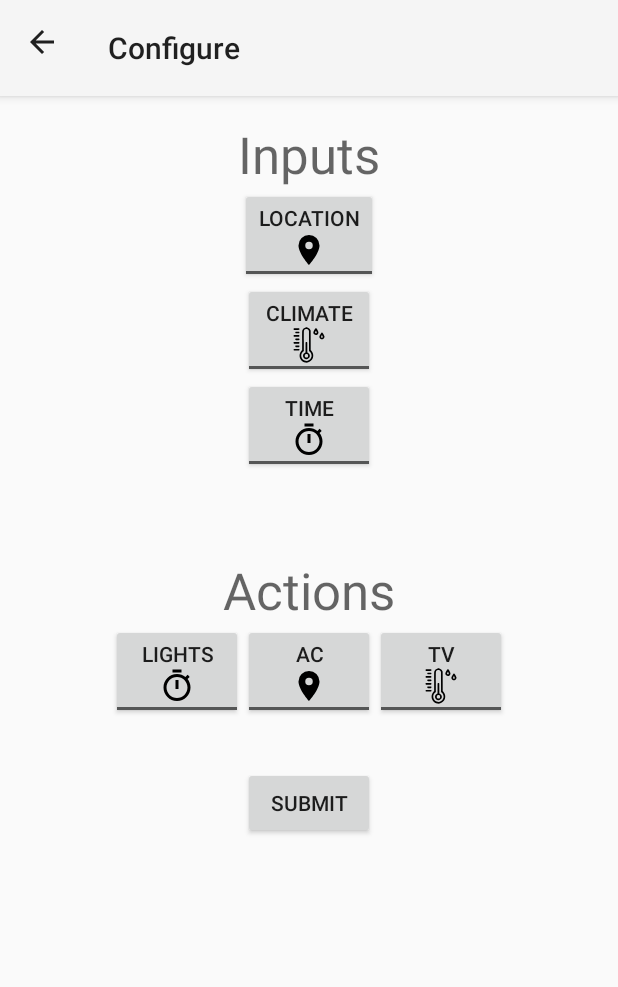
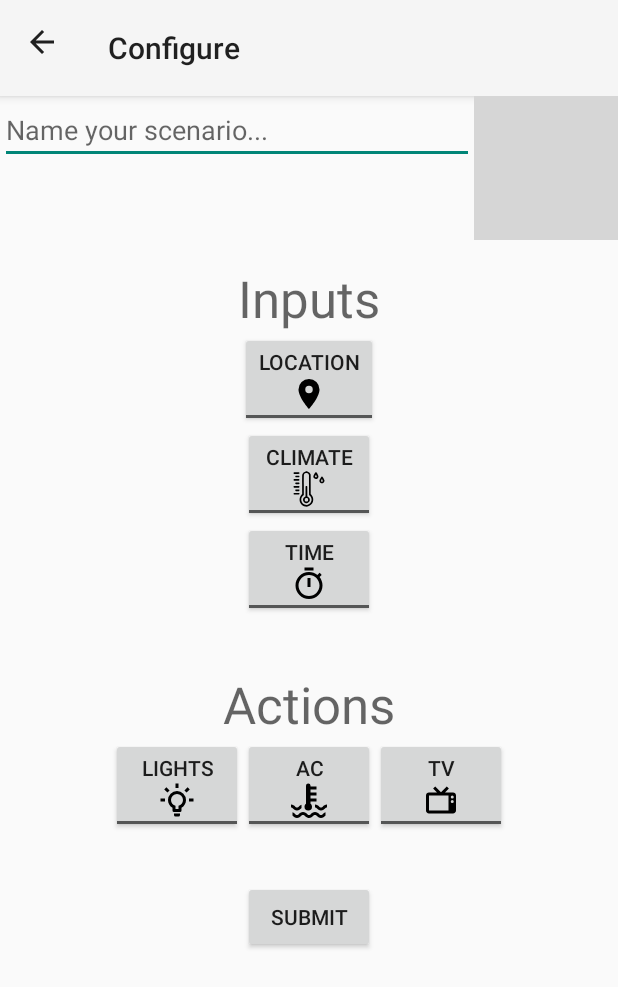
Before and after one commit to oitzhaky/Project2_Smart_Home, an Android app: the Input_actionsActivity screen opened directly, with no data from a screen before it, on a phone screen of 412 x 824 dp. Shown: the top 987 px of the screen. Run offline under Robolectric (Android 15) with nearby library versions, the phone set to English and light mode, and no system bars; grey boxes are pictures that could not be loaded.

Commit message:
Support scenario name and images

```diff
--- a/MyApplication2_Take4/app/src/main/java/com/example/oitzh/myapplication/Event.java
+++ b/MyApplication2_Take4/app/src/main/java/com/example/oitzh/myapplication/Event.java
@@ -45,7 +45,7 @@ public class Event implements Parcelable {
     public String printString() {
         String msg = "";
         for (IA ia : toggledButtons) {
-            msg += ia.getToggleButton().getTag() + ":"; //Get imageButton's tag attribute
+            msg += ia.getToggleButtonID().getTag() + ":"; //Get imageButton's tag attribute
             //msg += getResources().getResourceName(imageButton.getId()).split("/")[1] + ":"; //"Input: ";
             for (int index = 0; index < ia.getSelectedDialogOptions().length; index++) {
                 if (ia.getSelectedDialogOptions()[index] == true) {
--- a/MyApplication2_Take4/app/src/main/java/com/example/oitzh/myapplication/IA.java
+++ b/MyApplication2_Take4/app/src/main/java/com/example/oitzh/myapplication/IA.java
@@ -8,7 +8,7 @@ import android.widget.ToggleButton;
 
 public interface IA {
 
-    public int getToggleButton();
+    public int getToggleButtonID();
 
     public String[] getDialogOptions();
 
--- a/MyApplication2_Take4/app/src/main/java/com/example/oitzh/myapplication/Input.java
+++ b/MyApplication2_Take4/app/src/main/java/com/example/oitzh/myapplication/Input.java
@@ -1,8 +1,4 @@
 package com.example.oitzh.myapplication;
-
-import android.os.Parcel;
-import android.os.Parcelable;
-import android.widget.ToggleButton;
 
 import java.io.Serializable;
 
@@ -12,29 +8,28 @@ import java.io.Serializable;
 
 public class Input implements IA, Serializable {
 
-    public int toggleButton;
+    public int toggleButtonID;
     public String[] dialogOptions;
     public boolean[] selectedDialogOptions;
 
 
     public String tagName;
 
-    public Input(int toggleButton, String[] dialogOptions, boolean[] selectedDialogOptions,String tagName) {
-        this.toggleButton = toggleButton;
+    public Input(int toggleButtonID, String[] dialogOptions, boolean[] selectedDialogOptions, String tagName) {
+        this.toggleButtonID = toggleButtonID;
         this.dialogOptions = dialogOptions;
         this.selectedDialogOptions = selectedDialogOptions;
         this.tagName = tagName;
     }
 
-    public Input(int toggleButton){
-        this.toggleButton = toggleButton;
+    public Input(int toggleButtonID){
+        this.toggleButtonID = toggleButtonID;
         this.dialogOptions = null;
         this.selectedDialogOptions = null;
     }
 
-    @Override
-    public int getToggleButton() {
-        return this.toggleButton;
+    public int getToggleButtonID() {
+        return this.toggleButtonID;
     }
 
     @Override
--- /dev/null
+++ b/MyApplication2_Take4/app/src/main/res/drawable/ic_lightbulb_on_outline.xml
@@ -0,0 +1,9 @@
+<vector xmlns:android="http://schemas.android.com/apk/res/android"
+        android:width="24dp"
+        android:height="24dp"
+        android:viewportWidth="24.0"
+        android:viewportHeight="24.0">
+    <path
+        android:fillColor="#FF000000"
+        android:pathData="M20,11H23V13H20V11M1,11H4V13H1V11M13,1V4H11V1H13M4.92,3.5L7.05,5.64L5.63,7.05L3.5,4.93L4.92,3.5M16.95,5.63L19.07,3.5L20.5,4.93L18.37,7.05L16.95,5.63M12,6A6,6 0,0 1,18 12C18,14.22 16.79,16.16 15,17.2V19A1,1 0,0 1,14 20H10A1,1 0,0 1,9 19V17.2C7.21,16.16 6,14.22 6,12A6,6 0,0 1,12 6M14,21V22A1,1 0,0 1,13 23H11A1,1 0,0 1,10 22V21H14M11,18H13V15.87C14.73,15.43 16,13.86 16,12A4,4 0,0 0,12 8A4,4 0,0 0,8 12C8,13.86 9.27,15.43 11,15.87V18Z"/>
+</vector>
--- /dev/null
+++ b/MyApplication2_Take4/app/src/main/res/drawable/ic_oil_temperature.xml
@@ -0,0 +1,9 @@
+<vector xmlns:android="http://schemas.android.com/apk/res/android"
+        android:width="24dp"
+        android:height="24dp"
+        android:viewportWidth="24.0"
+        android:viewportHeight="24.0">
+    <path
+        android:fillColor="#FF000000"
+        android:pathData="M11.5,1A1.5,1.5 0,0 0,10 2.5V14.5C9.37,14.97 9,15.71 9,16.5A2.5,2.5 0,0 0,11.5 19A2.5,2.5 0,0 0,14 16.5C14,15.71 13.63,15 13,14.5V13H17V11H13V9H17V7H13V5H17V3H13V2.5A1.5,1.5 0,0 0,11.5 1M0,15V17C0.67,17 0.79,17.21 1.29,17.71C1.79,18.21 2.67,19 4,19C5.33,19 6.21,18.21 6.71,17.71C6.82,17.59 6.91,17.5 7,17.41V15.16C6.21,15.42 5.65,15.93 5.29,16.29C4.79,16.79 4.67,17 4,17C3.33,17 3.21,16.79 2.71,16.29C2.21,15.79 1.33,15 0,15M16,15V17C16.67,17 16.79,17.21 17.29,17.71C17.79,18.21 18.67,19 20,19C21.33,19 22.21,18.21 22.71,17.71C23.21,17.21 23.33,17 24,17V15C22.67,15 21.79,15.79 21.29,16.29C20.79,16.79 20.67,17 20,17C19.33,17 19.21,16.79 18.71,16.29C18.21,15.79 17.33,15 16,15M8,20C6.67,20 5.79,20.79 5.29,21.29C4.79,21.79 4.67,22 4,22C3.33,22 3.21,21.79 2.71,21.29C2.35,20.93 1.79,20.42 1,20.16V22.41C1.09,22.5 1.18,22.59 1.29,22.71C1.79,23.21 2.67,24 4,24C5.33,24 6.21,23.21 6.71,22.71C7.21,22.21 7.33,22 8,22C8.67,22 8.79,22.21 9.29,22.71C9.73,23.14 10.44,23.8 11.5,23.96C11.66,24 11.83,24 12,24C13.33,24 14.21,23.21 14.71,22.71C15.21,22.21 15.33,22 16,22C16.67,22 16.79,22.21 17.29,22.71C17.79,23.21 18.67,24 20,24C21.33,24 22.21,23.21 22.71,22.71C22.82,22.59 22.91,22.5 23,22.41V20.16C22.21,20.42 21.65,20.93 21.29,21.29C20.79,21.79 20.67,22 20,22C19.33,22 19.21,21.79 18.71,21.29C18.21,20.79 17.33,20 16,20C14.67,20 13.79,20.79 13.29,21.29C12.79,21.79 12.67,22 12,22C11.78,22 11.63,21.97 11.5,21.92C11.22,21.82 11.05,21.63 10.71,21.29C10.21,20.79 9.33,20 8,20Z"/>
+</vector>
--- /dev/null
+++ b/MyApplication2_Take4/app/src/main/res/drawable/ic_television_classic.xml
@@ -0,0 +1,9 @@
+<vector xmlns:android="http://schemas.android.com/apk/res/android"
+        android:width="24dp"
+        android:height="24dp"
+        android:viewportWidth="24.0"
+        android:viewportHeight="24.0">
+    <path
+        android:fillColor="#FF000000"
+        android:pathData="M8.16,3L6.75,4.41L9.34,7H4C2.89,7 2,7.89 2,9V19C2,20.11 2.89,21 4,21H20C21.11,21 22,20.11 22,19V9C22,7.89 21.11,7 20,7H14.66L17.25,4.41L15.84,3L12,6.84L8.16,3M4,9H17V19H4V9M19.5,9A1,1 0,0 1,20.5 10A1,1 0,0 1,19.5 11A1,1 0,0 1,18.5 10A1,1 0,0 1,19.5 9M19.5,12A1,1 0,0 1,20.5 13A1,1 0,0 1,19.5 14A1,1 0,0 1,18.5 13A1,1 0,0 1,19.5 12Z"/>
+</vector>
--- a/MyApplication2_Take4/app/src/main/res/layout/activity_input_action.xml
+++ b/MyApplication2_Take4/app/src/main/res/layout/activity_input_action.xml
@@ -21,6 +21,27 @@
         app:layout_constraintTop_toTopOf="parent"
         app:popupTheme="@style/ThemeOverlay.AppCompat.Light" />
 
+    <LinearLayout
+        android:layout_width="match_parent"
+        android:layout_height="wrap_content"
+        android:orientation="horizontal">
+
+
+        <EditText
+            android:id="@+id/editTextView"
+            android:layout_width="match_parent"
+            android:layout_height="wrap_content"
+            android:layout_weight="1"
+            android:hint="Name your scenario..." />
+        <!--android:hint="@string/EnterHint" />-->
+        <ImageView
+            android:id="@+id/imgViewAdd"
+            android:layout_width="wrap_content"
+            android:layout_height="wrap_content"
+            android:background="@drawable/ic_plus"
+            android:onClick="addValue" />
+
+    </LinearLayout>
 
     <LinearLayout
         android:layout_width="wrap_content"
@@ -30,6 +51,7 @@
         android:orientation="vertical"
         android:paddingLeft="16dp"
         android:paddingRight="16dp">
+
 
         <TextView
             android:id="@+id/textInputs"
@@ -74,7 +96,7 @@
     <LinearLayout
         android:layout_width="wrap_content"
         android:layout_height="wrap_content"
-        android:layout_marginTop="55dp"
+        android:layout_marginTop="35dp"
         android:gravity="center"
         android:orientation="vertical"
         android:paddingLeft="16dp"
@@ -99,7 +121,7 @@
                 android:id="@+id/lightsBtn"
                 android:layout_width="wrap_content"
                 android:layout_height="wrap_content"
-                android:drawableBottom="@drawable/ic_timer_black_48px"
+                android:drawableBottom="@drawable/ic_lightbulb_on_outline"
                 android:onClick="onClickFunc"
                 android:tag="Lights"
                 android:textOff="Lights"
@@ -109,7 +131,7 @@
                 android:id="@+id/acBtn"
                 android:layout_width="wrap_content"
                 android:layout_height="wrap_content"
-                android:drawableBottom="@drawable/ic_map_marker"
+                android:drawableBottom="@drawable/ic_oil_temperature"
                 android:onClick="onClickFunc"
                 android:tag="AC"
                 android:textOff="AC"
@@ -119,7 +141,7 @@
                 android:id="@+id/tvBtn"
                 android:layout_width="wrap_content"
                 android:layout_height="wrap_content"
-                android:drawableBottom="@drawable/ic_climate_control"
+                android:drawableBottom="@drawable/ic_television_classic"
                 android:onClick="onClickFunc"
                 android:tag="TV"
                 android:textOff="TV"
--- a/MyApplication2_Take4/app/src/main/res/values/strings.xml
+++ b/MyApplication2_Take4/app/src/main/res/values/strings.xml
@@ -34,6 +34,6 @@
     <string name="actions">Actions</string>
 
     <string name="button_connect">Connect to AWS</string>
-    <string name="txt_view">Status</string>
+    <string name="txt_view">Connection Status</string>
 
 </resources>
```
Also changed, not shown: MyApplication2_Take4/app/src/main/java/com/example/oitzh/myapplication/CustomAdapter.java (+44 -6 lines), MyApplication2_Take4/app/src/main/java/com/example/oitzh/myapplication/Input_actionsActivity.java (+25 -40 lines), MyApplication2_Take4/app/src/main/java/com/example/oitzh/myapplication/MainActivity.java (+26 -7 lines), MyApplication2_Take4/app/src/main/res/drawable/ic_arrow_right_thick.xml (added, +9 -0 lines), MyApplication2_Take4/app/src/main/res/layout/activity_main.xml (+1 -19 lines), MyApplication2_Take4/app/src/main/res/layout/item.xml (+59 -5 lines).
